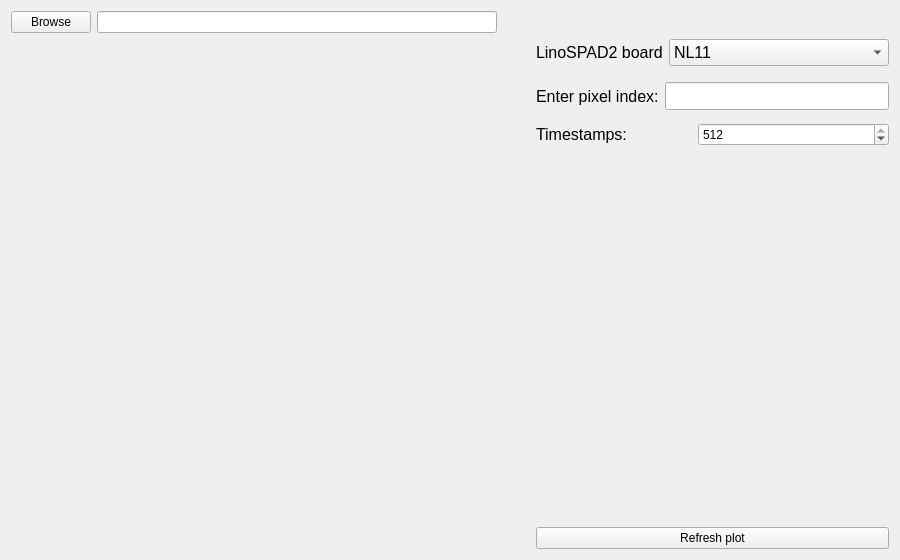
Above: graphic/ui/SinglePixelHistogram_tab_c.ui from rngKomorebi/daplis-rtp before the change. Below: the same form after it.
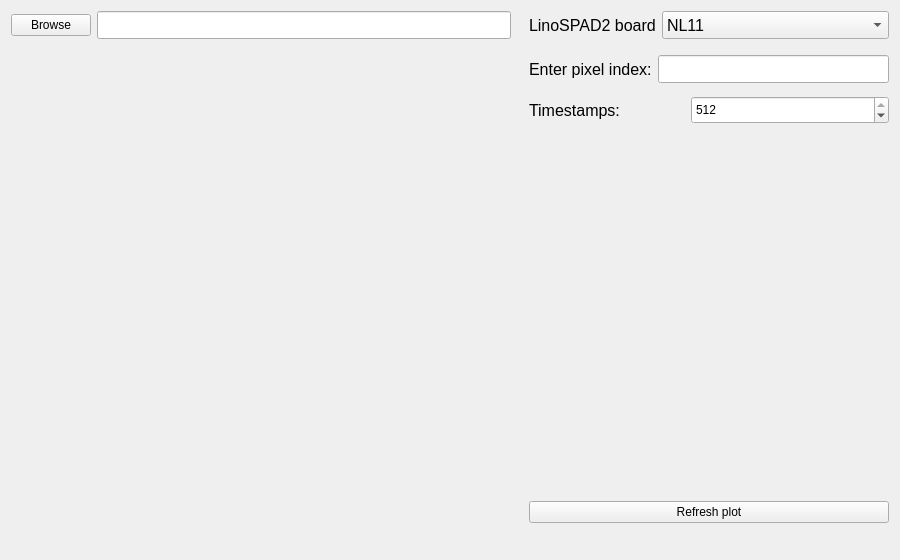
That is the form after the change.

Commit message:
Figure widget dimensions fix
Set the same and fixed dimensions for the figure widget for all tabs.

Diff of the .ui file:
```diff
--- a/graphic/ui/SinglePixelHistogram_tab_c.ui
+++ b/graphic/ui/SinglePixelHistogram_tab_c.ui
@@ -20,17 +20,76 @@
    <string>Form</string>
   </property>
   <layout class="QGridLayout" name="gridLayout">
-   <item row="3" column="0" rowspan="3" colspan="2">
-    <widget class="QWidget" name="widget_figure" native="true">
-     <property name="minimumSize">
+   <item row="0" column="0">
+    <widget class="QPushButton" name="pushButton_browse">
+     <property name="font">
+      <font>
+       <pointsize>9</pointsize>
+      </font>
+     </property>
+     <property name="text">
+      <string>Browse</string>
+     </property>
+    </widget>
+   </item>
+   <item row="0" column="3" rowspan="2">
+    <layout class="QFormLayout" name="formLayout_4">
+     <property name="bottomMargin">
+      <number>10</number>
+     </property>
+     <item row="0" column="0">
+      <widget class="QLabel" name="label">
+       <property name="font">
+        <font>
+         <pointsize>12</pointsize>
+        </font>
+       </property>
+       <property name="text">
+        <string>LinoSPAD2 board</string>
+       </property>
+      </widget>
+     </item>
+     <item row="0" column="1">
+      <widget class="QComboBox" name="comboBox_boardNumber">
+       <property name="minimumSize">
+        <size>
+         <width>0</width>
+         <height>28</height>
+        </size>
+       </property>
+       <property name="font">
+        <font>
+         <pointsize>12</pointsize>
+        </font>
+       </property>
+       <item>
+        <property name="text">
+         <string>NL11</string>
+        </property>
+       </item>
+       <item>
+        <property name="text">
+         <string>A5</string>
+        </property>
+       </item>
+      </widget>
+     </item>
+    </layout>
+   </item>
+   <item row="4" column="3">
+    <spacer name="verticalSpacer_2">
+     <property name="orientation">
+      <enum>Qt::Vertical</enum>
+     </property>
+     <property name="sizeHint" stdset="0">
       <size>
-       <width>486</width>
-       <height>445</height>
+       <width>20</width>
+       <height>40</height>
       </size>
      </property>
-    </widget>
+    </spacer>
    </item>
-   <item row="2" column="3" colspan="4">
+   <item row="2" column="3">
     <layout class="QFormLayout" name="formLayout">
      <property name="bottomMargin">
       <number>7</number>
@@ -64,48 +123,41 @@
          <height>28</height>
         </size>
        </property>
+       <property name="font">
+        <font>
+         <pointsize>9</pointsize>
+        </font>
+       </property>
       </widget>
      </item>
     </layout>
    </item>
-   <item row="5" column="3" colspan="4">
-    <widget class="QPushButton" name="pushButton_refreshPlot">
-     <property name="sizePolicy">
-      <sizepolicy hsizetype="Preferred" vsizetype="Fixed">
-       <horstretch>0</horstretch>
-       <verstretch>0</verstretch>
-      </sizepolicy>
-     </property>
-     <property name="text">
-      <string>Refresh plot</string>
-     </property>
-    </widget>
-   </item>
-   <item row="0" column="0">
-    <widget class="QPushButton" name="pushButton_browse">
-     <property name="text">
-      <string>Browse</string>
-     </property>
-    </widget>
-   </item>
-   <item row="0" column="3" colspan="4">
-    <spacer name="horizontalSpacer">
-     <property name="orientation">
-      <enum>Qt::Horizontal</enum>
-     </property>
-     <property name="sizeHint" stdset="0">
-      <size>
-       <width>382</width>
-       <height>20</height>
-      </size>
-     </property>
-    </spacer>
-   </item>
-   <item row="3" column="3" colspan="4">
+   <item row="3" column="3">
     <layout class="QFormLayout" name="formLayout_2">
      <property name="bottomMargin">
       <number>7</number>
      </property>
+     <item row="0" column="1">
+      <widget class="QSpinBox" name="spinBox_timestamps">
+       <property name="minimumSize">
+        <size>
+         <width>0</width>
+         <height>28</height>
+        </size>
+       </property>
+       <property name="font">
+        <font>
+         <pointsize>9</pointsize>
+        </font>
+       </property>
+       <property name="maximum">
+        <number>512</number>
+       </property>
+       <property name="value">
+        <number>512</number>
+       </property>
+      </widget>
+     </item>
      <item row="0" column="0">
       <widget class="QLabel" name="label_timestamps">
        <property name="minimumSize">
@@ -124,78 +176,87 @@
        </property>
       </widget>
      </item>
-     <item row="0" column="1">
-      <widget class="QSpinBox" name="spinBox_timestamps">
-       <property name="maximum">
-        <number>512</number>
-       </property>
-       <property name="value">
-        <number>512</number>
-       </property>
-      </widget>
-     </item>
     </layout>
    </item>
-   <item row="3" column="2">
-    <spacer name="horizontalSpacer_2">
+   <item row="5" column="1">
+    <spacer name="verticalSpacer">
      <property name="orientation">
-      <enum>Qt::Horizontal</enum>
+      <enum>Qt::Vertical</enum>
+     </property>
+     <property name="sizeType">
+      <enum>QSizePolicy::Expanding</enum>
      </property>
      <property name="sizeHint" stdset="0">
       <size>
-       <width>40</width>
-       <height>20</height>
+       <width>20</width>
+       <height>56</height>
       </size>
      </property>
     </spacer>
    </item>
+   <item row="5" column="3">
+    <widget class="QPushButton" name="pushButton_refreshPlot">
+     <property name="sizePolicy">
+      <sizepolicy hsizetype="Preferred" vsizetype="Fixed">
+       <horstretch>0</horstretch>
+       <verstretch>0</verstretch>
+      </sizepolicy>
+     </property>
+     <property name="minimumSize">
+      <size>
+       <width>360</width>
+       <height>0</height>
+      </size>
+     </property>
+     <property name="text">
+      <string>Refresh plot</string>
+     </property>
+    </widget>
+   </item>
    <item row="0" column="1">
     <widget class="QLineEdit" name="lineEdit_browse">
      <property name="sizePolicy">
-      <sizepolicy hsizetype="Expanding" vsizetype="Preferred">
+      <sizepolicy hsizetype="Expanding" vsizetype="Fixed">
        <horstretch>0</horstretch>
        <verstretch>0</verstretch>
       </sizepolicy>
      </property>
+     <property name="minimumSize">
+      <size>
+       <width>400</width>
+       <height>28</height>
+      </size>
+     </property>
     </widget>
    </item>
-   <item row="1" column="3" colspan="4">
-    <layout class="QFormLayout" name="formLayout_4">
-     <property name="bottomMargin">
-      <number>10</number>
+   <item row="1" column="0" rowspan="4" colspan="2">
+    <widget class="QWidget" name="widget_figure" native="true">
+     <property name="sizePolicy">
+      <sizepolicy hsizetype="Preferred" vsizetype="Preferred">
+       <horstretch>0</horstretch>
+       <verstretch>0</verstretch>
+      </sizepolicy>
      </property>
-     <item row="0" column="0">
-      <widget class="QLabel" name="label">
-       <property name="font">
-        <font>
-         <pointsize>12</pointsize>
-        </font>
-       </property>
-       <property name="text">
-        <string>LinoSPAD2 board</string>
-       </property>
-      </widget>
-     </item>
-     <item row="0" column="1">
-      <widget class="QComboBox" name="comboBox_boardNumber">
-       <property name="font">
-        <font>
-         <pointsize>12</pointsize>
-        </font>
-       </property>
-       <item>
-        <property name="text">
-         <string>NL11</string>
-        </property>
-       </item>
-       <item>
-        <property name="text">
-         <string>A5</string>
-        </property>
-       </item>
-      </widget>
-     </item>
-    </layout>
+     <property name="minimumSize">
+      <size>
+       <width>500</width>
+       <height>425</height>
+      </size>
+     </property>
+    </widget>
+   </item>
+   <item row="0" column="2">
+    <spacer name="horizontalSpacer">
+     <property name="orientation">
+      <enum>Qt::Horizontal</enum>
+     </property>
+     <property name="sizeHint" stdset="0">
+      <size>
+       <width>40</width>
+       <height>20</height>
+      </size>
+     </property>
+    </spacer>
    </item>
   </layout>
  </widget>
```
The commit also changes 8 other files.
